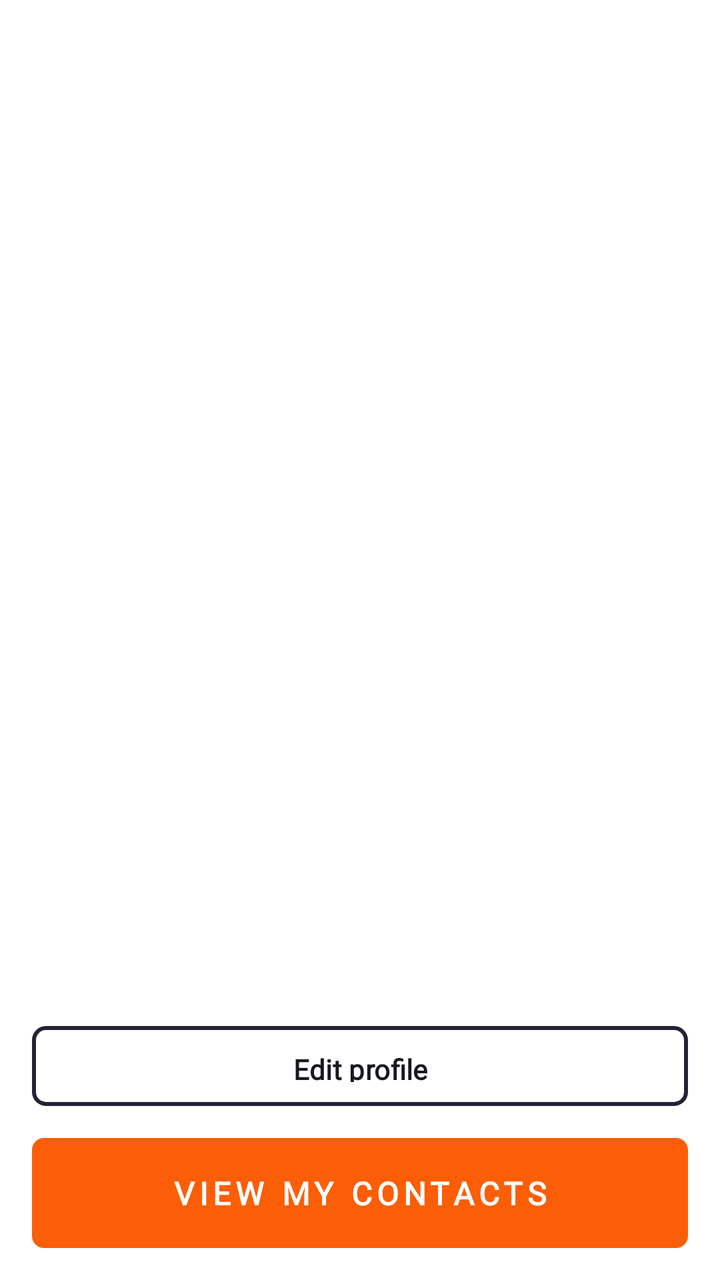
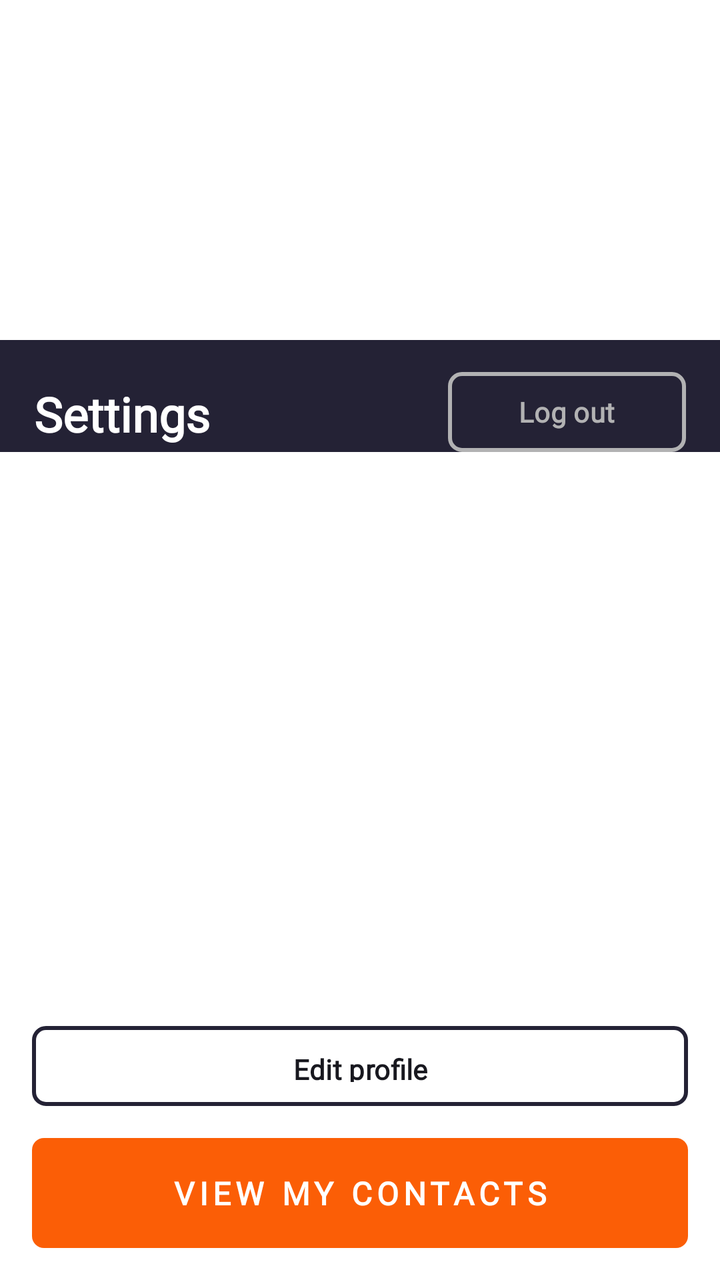

The first picture is an Android layout as it rendered before a commit; the second is the same layout after the commit. The layout source and the unified diff follow.
<!-- AndroidManifest.xml: application theme Theme.AndroidCourseShpp -->
<!-- res/layout/activity_main.xml -->
<?xml version="1.0" encoding="utf-8"?>
<androidx.constraintlayout.widget.ConstraintLayout xmlns:android="http://schemas.android.com/apk/res/android"
    xmlns:app="http://schemas.android.com/apk/res-auto"
    xmlns:tools="http://schemas.android.com/tools"
    android:id="@+id/main"
    android:layout_width="match_parent"
    android:layout_height="match_parent"
    android:background="@color/white"
    tools:context=".MainActivity">

    <androidx.constraintlayout.widget.ConstraintLayout
        android:id="@+id/darkBlueLayout"
        android:layout_width="match_parent"
        android:layout_height="wrap_content"
        android:layout_marginBottom="62dp"
        android:background="@color/darkBlue"
        app:layout_constraintBottom_toTopOf="@id/socialNetworksLayout"
        app:layout_constraintTop_toTopOf="parent"
        tools:layout_height="0dp">
    </androidx.constraintlayout.widget.ConstraintLayout>

    <Button
        android:id="@+id/view_my_cont_butt"
        android:layout_width="match_parent"
        android:layout_height="55dp"
        android:layout_marginHorizontal="16dp"
        android:layout_marginBottom="16dp"
        android:background="@drawable/view_my_contacts_background"
        android:fontFamily="@font/open_sans"
        android:letterSpacing="0.15"
        android:lineHeight="24dp"
        android:paddingVertical="8dp"
        android:text="@string/view_my_contacts"
        android:textFontWeight="600"
        android:textColor="@color/white"
        android:textSize="16sp"
        app:backgroundTint="@null"
        app:layout_constraintBottom_toBottomOf="parent" />

    <Button
        android:id="@+id/edit_prof_butt"
        android:layout_width="match_parent"
        android:layout_height="40dp"
        android:layout_marginHorizontal="16dp"
        android:layout_marginBottom="16dp"
        android:background="@drawable/edit_profile_background"
        android:fontFamily="@font/open_sans"
        android:lineHeight="18.2dp"
        android:paddingVertical="8dp"
        android:text="@string/edit_profile"
        android:textColor="@color/darkGray"
        android:textFontWeight="600"
        android:textSize="14sp"
        app:backgroundTint="@null"
        app:layout_constraintBottom_toTopOf="@id/view_my_cont_butt" />

    <androidx.constraintlayout.widget.ConstraintLayout
        android:id="@+id/socialNetworksLayout"
        android:layout_width="match_parent"
        android:layout_height="60dp"
        android:layout_marginHorizontal="58dp"
        android:layout_marginTop="438dp"
        android:layout_marginBottom="222dp"
        android:gravity="center"
        android:orientation="horizontal"
        app:layout_constraintBottom_toBottomOf="parent"
        app:layout_constraintTop_toTopOf="parent">

        <ImageButton
            android:layout_width="60dp"
            android:layout_height="60dp"
            android:background="@drawable/social_networks_background"
            android:contentDescription="@null"
            android:src="@drawable/ic_facebook"
            app:layout_constraintBottom_toBottomOf="parent"
            app:layout_constraintStart_toStartOf="parent" />

        <ImageButton
            android:layout_width="60dp"
            android:layout_height="60dp"
            android:background="@drawable/social_networks_background"
            android:contentDescription="@null"
            android:src="@drawable/ic_linkedin"
            app:layout_constraintBottom_toBottomOf="parent"
            app:layout_constraintEnd_toEndOf="parent"
            app:layout_constraintStart_toStartOf="parent" />

        <ImageButton
            android:id="@+id/linkedin_butt"
            android:layout_width="60dp"
            android:layout_height="60dp"
            android:layout_marginStart="60dp"
            android:background="@drawable/social_networks_background"
            android:contentDescription="@null"
            android:src="@drawable/ic_inst"
            app:layout_constraintBottom_toBottomOf="parent"
            app:layout_constraintEnd_toEndOf="parent" />

    </androidx.constraintlayout.widget.ConstraintLayout>

</androidx.constraintlayout.widget.ConstraintLayout>
<!-- resources referenced by this layout -->
<resources>
  <color name="darkBlue">#242235</color>
  <color name="darkGray">#18181F</color>
  <color name="white">#FFFFFFFF</color>
  <!-- drawable edit_profile_background (drawable) -->
  <?xml version="1.0" encoding="utf-8"?>
  <shape xmlns:android="http://schemas.android.com/apk/res/android"
      android:shape="rectangle">
      <stroke
          android:width="2dp"
          android:color="@color/darkBlue" />
      <corners android:radius="6dp" />
      <solid android:color="@color/white" />
  </shape>
  <!-- drawable ic_facebook (drawable) -->
  <vector xmlns:android="http://schemas.android.com/apk/res/android"
      android:width="11dp"
      android:height="23dp"
      android:viewportWidth="11"
      android:viewportHeight="23">
    <path
        android:pathData="M2.808,23V12.208H0V8.322H2.808V5.003C2.808,2.395 4.467,0 8.289,0C9.836,0 10.981,0.151 10.981,0.151L10.89,3.779C10.89,3.779 9.723,3.768 8.45,3.768C7.072,3.768 6.851,4.413 6.851,5.485V8.322H11L10.819,12.208H6.851V23H2.808Z"
        android:fillColor="#FB5E06"/>
  </vector>
  <!-- drawable ic_linkedin (drawable) -->
  <vector xmlns:android="http://schemas.android.com/apk/res/android"
      android:width="24dp"
      android:height="23dp"
      android:viewportWidth="24"
      android:viewportHeight="23">
    <path
        android:pathData="M5.448,23V7.482H0.304V23H5.448ZM2.877,5.362C4.671,5.362 5.787,4.17 5.787,2.681C5.754,1.159 4.671,0 2.911,0C1.151,0 0,1.159 0,2.681C0,4.17 1.116,5.362 2.843,5.362H2.876H2.877ZM8.296,23H13.44V14.334C13.44,13.87 13.474,13.407 13.61,13.075C13.982,12.149 14.828,11.189 16.249,11.189C18.111,11.189 18.856,12.612 18.856,14.698V23H24V14.102C24,9.335 21.462,7.118 18.077,7.118C15.302,7.118 14.083,8.673 13.406,9.732H13.441V7.482H8.296C8.363,8.938 8.296,23 8.296,23L8.296,23Z"
        android:fillColor="#FB5E06"/>
  </vector>
  <!-- drawable social_networks_background (drawable) -->
  <?xml version="1.0" encoding="utf-8"?>
  <shape xmlns:android="http://schemas.android.com/apk/res/android"
      android:shape="oval">
      <solid android:color="@color/white"/>
      <stroke android:width="3dp" android:color="@color/orange"/>
  
  </shape>
  <!-- drawable view_my_contacts_background (drawable) -->
  <?xml version="1.0" encoding="utf-8"?>
  <shape xmlns:android="http://schemas.android.com/apk/res/android"
      android:shape="rectangle">
      <corners android:radius="6dp" />
      <solid android:color="@color/orange" />
  
  </shape>
  <string name="edit_profile">Edit profile</string>
  <string name="view_my_contacts">VIEW MY CONTACTS</string>
  <style name="Theme.AndroidCourseShpp" parent="Base.Theme.AndroidCourseShpp" />
  <color name="orange">#FB5E06</color>
  <style name="Base.Theme.AndroidCourseShpp" parent="Theme.Material3.DayNight.NoActionBar">
          
          
      </style>
  <!-- unchanged entries left out for length: 1 -->
</resources>

<!-- the commit's change to res/layout/activity_main.xml (unified diff, before → after) -->
@@ -17,6 +17,43 @@
         app:layout_constraintBottom_toTopOf="@id/socialNetworksLayout"
         app:layout_constraintTop_toTopOf="parent"
         tools:layout_height="0dp">
+
+        <androidx.constraintlayout.widget.ConstraintLayout
+            android:layout_width="match_parent"
+            android:layout_height="40dp"
+            android:layout_marginHorizontal="17dp"
+            android:layout_marginTop="16dp"
+            app:layout_constraintTop_toTopOf="parent">
+
+            <TextView
+                android:layout_width="wrap_content"
+                android:layout_height="wrap_content"
+                android:fontFamily="@font/open_sans"
+                android:lineHeight="31.2dp"
+                android:paddingTop="4.5dp"
+                android:paddingBottom="4.5dp"
+                android:text="@string/settings"
+                android:textColor="@color/white"
+                android:textFontWeight="600"
+                android:textSize="24sp"
+                app:layout_constraintBottom_toBottomOf="parent"
+                app:layout_constraintStart_toStartOf="parent" />
+
+            <Button
+                android:layout_width="119dp"
+                android:layout_height="40dp"
+                android:background="@drawable/log_out_background"
+                android:fontFamily="@font/open_sans"
+                android:lineHeight="18.2dp"
+                android:text="@string/log_out"
+                android:textColor="@color/lightGray"
+                android:textFontWeight="600"
+                android:textSize="14sp"
+                app:backgroundTint="@null"
+                app:layout_constraintEnd_toEndOf="parent"
+                app:layout_constraintTop_toTopOf="parent" />
+
+        </androidx.constraintlayout.widget.ConstraintLayout>
     </androidx.constraintlayout.widget.ConstraintLayout>
 
     <Button
@@ -57,7 +94,7 @@
     <androidx.constraintlayout.widget.ConstraintLayout
         android:id="@+id/socialNetworksLayout"
         android:layout_width="match_parent"
-        android:layout_height="60dp"
+        android:layout_height="wrap_content"
         android:layout_marginHorizontal="58dp"
         android:layout_marginTop="438dp"
         android:layout_marginBottom="222dp"
<!-- resource entries referenced after the edit -->
@@ -2,6 +2,7 @@
 <resources>
   <color name="darkBlue">#242235</color>
   <color name="darkGray">#18181F</color>
+  <color name="lightGray">#B2B2B3</color>
   <color name="white">#FFFFFFFF</color>
   <!-- drawable edit_profile_background (drawable) -->
   <?xml version="1.0" encoding="utf-8"?>
@@ -33,6 +34,15 @@
         android:pathData="M5.448,23V7.482H0.304V23H5.448ZM2.877,5.362C4.671,5.362 5.787,4.17 5.787,2.681C5.754,1.159 4.671,0 2.911,0C1.151,0 0,1.159 0,2.681C0,4.17 1.116,5.362 2.843,5.362H2.876H2.877ZM8.296,23H13.44V14.334C13.44,13.87 13.474,13.407 13.61,13.075C13.982,12.149 14.828,11.189 16.249,11.189C18.111,11.189 18.856,12.612 18.856,14.698V23H24V14.102C24,9.335 21.462,7.118 18.077,7.118C15.302,7.118 14.083,8.673 13.406,9.732H13.441V7.482H8.296C8.363,8.938 8.296,23 8.296,23L8.296,23Z"
         android:fillColor="#FB5E06"/>
   </vector>
+  <!-- drawable log_out_background (drawable) -->
+  <?xml version="1.0" encoding="utf-8"?>
+  <shape xmlns:android="http://schemas.android.com/apk/res/android"
+      android:shape="rectangle">
+      <corners android:radius="6dp"/>
+      <stroke android:width="2dp" android:color="@color/lightGray"/>
+      <solid android:color="@android:color/transparent"/>
+  
+  </shape>
   <!-- drawable social_networks_background (drawable) -->
   <?xml version="1.0" encoding="utf-8"?>
   <shape xmlns:android="http://schemas.android.com/apk/res/android"
@@ -50,6 +60,8 @@
   
   </shape>
   <string name="edit_profile">Edit profile</string>
+  <string name="log_out">Log out</string>
+  <string name="settings">Settings</string>
   <string name="view_my_contacts">VIEW MY CONTACTS</string>
   <style name="Theme.AndroidCourseShpp" parent="Base.Theme.AndroidCourseShpp" />
   <color name="orange">#FB5E06</color>
